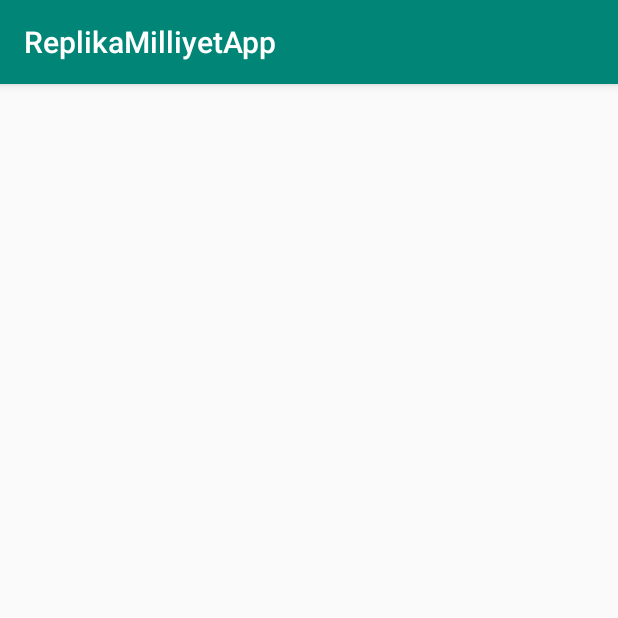
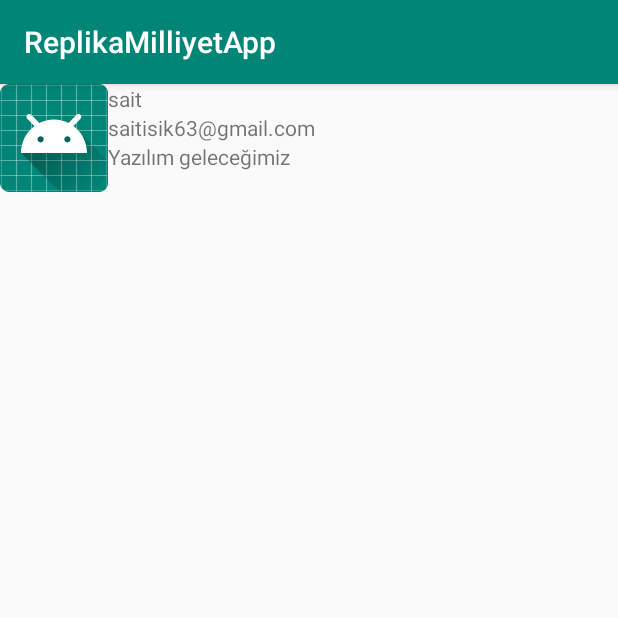
Before and after one commit to girisimci/ReplikaMilliyetApp, an Android app: the screen it shows after launch (MainActivity), on a phone screen of 412 x 824 dp, the top half of it. Run offline under Robolectric (Android 15) with nearby library versions, the phone set to English and light mode, and no system bars.

Commit message:
Sample app created

```diff
--- a/app/build.gradle
+++ b/app/build.gradle
@@ -32,4 +32,5 @@ dependencies {
     testImplementation 'junit:junit:4.12'
     androidTestImplementation 'androidx.test.ext:junit:1.1.1'
     androidTestImplementation 'androidx.test.espresso:espresso-core:3.2.0'
+    implementation 'androidx.recyclerview:recyclerview:1.1.0'
 }
--- a/app/src/main/AndroidManifest.xml
+++ b/app/src/main/AndroidManifest.xml
@@ -9,7 +9,7 @@
         android:roundIcon="@mipmap/ic_launcher_round"
         android:supportsRtl="true"
         android:theme="@style/AppTheme">
-        <activity android:name=".MainActivity">
+        <activity android:name=".ui.MainActivity">
             <intent-filter>
                 <action android:name="android.intent.action.MAIN" />
 
--- a/app/src/main/java/com/example/replikamilliyetapp/MainActivity.kt
+++ /dev/null
@@ -1,12 +0,0 @@
-package com.example.replikamilliyetapp
-
-import android.os.Bundle
-import androidx.appcompat.app.AppCompatActivity
-
-class MainActivity : AppCompatActivity() {
-
-    override fun onCreate(savedInstanceState: Bundle?) {
-        super.onCreate(savedInstanceState)
-        setContentView(R.layout.activity_main)
-    }
-}
--- /dev/null
+++ b/app/src/main/java/com/example/replikamilliyetapp/ui/MainActivity.kt
@@ -0,0 +1,24 @@
+package com.example.replikamilliyetapp.ui
+
+import android.os.Bundle
+import androidx.appcompat.app.AppCompatActivity
+import androidx.recyclerview.widget.LinearLayoutManager
+import com.example.replikamilliyetapp.R
+import com.example.replikamilliyetapp.ui.adapter.WriterListAdepter
+import com.example.replikamilliyetapp.ui.mock.mockList
+import kotlinx.android.synthetic.main.activity_main.*
+
+class MainActivity : AppCompatActivity() {
+
+
+    override fun onCreate(savedInstanceState: Bundle?) {
+        super.onCreate(savedInstanceState)
+        setContentView(R.layout.activity_main)
+
+        rcycWriterList.adapter = WriterListAdepter(mockList.getMockedWriterList())
+        rcycWriterList.layoutManager = LinearLayoutManager(this)
+
+
+
+    }
+}
--- /dev/null
+++ b/app/src/main/java/com/example/replikamilliyetapp/ui/adapter/WriterListAdepter.kt
@@ -0,0 +1,22 @@
+package com.example.replikamilliyetapp.ui.adapter
+
+import android.view.ViewGroup
+import androidx.recyclerview.widget.RecyclerView
+import com.example.replikamilliyetapp.ui.model.WriterModel
+
+class WriterListAdepter(val writerList: List<WriterModel>) :
+    RecyclerView.Adapter<WriterListViewHolder>() {
+    override fun onCreateViewHolder(parent: ViewGroup, viewType: Int): WriterListViewHolder {
+        return WriterListViewHolder(parent)
+    }
+
+    override fun getItemCount(): Int {
+        return writerList.size
+    }
+
+    override fun onBindViewHolder(holder: WriterListViewHolder, position: Int) {
+        holder.bind(writerList[position])
+    }
+
+
+}
--- /dev/null
+++ b/app/src/main/java/com/example/replikamilliyetapp/ui/adapter/WriterListViewHolder.kt
@@ -0,0 +1,36 @@
+package com.example.replikamilliyetapp.ui.adapter
+
+import android.view.LayoutInflater
+import android.view.ViewGroup
+import android.widget.ImageView
+import android.widget.TextView
+import androidx.recyclerview.widget.RecyclerView
+import com.example.replikamilliyetapp.R
+import com.example.replikamilliyetapp.ui.model.WriterModel
+
+class WriterListViewHolder(container: ViewGroup) :
+    RecyclerView.ViewHolder(
+        LayoutInflater.from(container.context).inflate
+            (
+            R.layout.adap_item_writer_list,
+            container,
+            false
+        )
+    ) {
+
+
+    val txtWriterName: TextView = itemView.findViewById(R.id.txtWriterName)
+    val txtWriterEmail: TextView = itemView.findViewById(R.id.txtWriterEmail)
+    val txtWriteTitle: TextView = itemView.findViewById(R.id.txtWriteTitle)
+    val imgProfilePhoto: ImageView = itemView.findViewById(R.id.imgProfilePhoto)
+
+
+    fun bind(writerModel: WriterModel) {
+
+        txtWriterName.text = writerModel.writerName
+        txtWriterEmail.text = writerModel.writerEmail
+        txtWriteTitle.text = writerModel.writeTitle
+
+    }
+
+}
--- /dev/null
+++ b/app/src/main/java/com/example/replikamilliyetapp/ui/mock/mockList.kt
@@ -0,0 +1,42 @@
+package com.example.replikamilliyetapp.ui.mock
+
+import com.example.replikamilliyetapp.ui.model.WriterModel
+
+object mockList {
+    fun getMockedWriterList(): List<WriterModel> {
+
+        val writerModel = WriterModel(
+            "fömas",
+            "sait",
+            "saitisik63@gmail.com",
+            "Yazılım geleceğimiz"
+        )
+        val writerList: ArrayList<WriterModel> = ArrayList()
+
+        writerList.add(writerModel)
+        writerList.add(writerModel)
+        writerList.add(writerModel)
+        writerList.add(writerModel)
+        writerList.add(writerModel)
+        writerList.add(writerModel)
+        writerList.add(writerModel)
+        writerList.add(writerModel)
+        writerList.add(writerModel)
+        writerList.add(writerModel)
+        writerList.add(writerModel)
+        writerList.add(writerModel)
+        writerList.add(writerModel)
+        writerList.add(writerModel)
+        writerList.add(writerModel)
+        writerList.add(writerModel)
+        writerList.add(writerModel)
+        writerList.add(writerModel)
+        writerList.add(writerModel)
+        writerList.add(writerModel)
+        writerList.add(writerModel)
+        writerList.add(writerModel)
+
+        return writerList
+
+    }
+}
--- /dev/null
+++ b/app/src/main/java/com/example/replikamilliyetapp/ui/model/WriterModel.kt
@@ -0,0 +1,8 @@
+package com.example.replikamilliyetapp.ui.model
+
+data class WriterModel(
+    val profilePhotoLink: String,
+    val writerName: String,
+    val writerEmail: String,
+    val writeTitle: String
+)
--- a/app/src/main/res/layout/activity_main.xml
+++ b/app/src/main/res/layout/activity_main.xml
@@ -3,5 +3,9 @@
     android:layout_width="match_parent"
     android:layout_height="match_parent">
 
+    <androidx.recyclerview.widget.RecyclerView
+        android:id="@+id/rcycWriterList"
+        android:layout_width="match_parent"
+        android:layout_height="match_parent" />
 
 </FrameLayout>
--- /dev/null
+++ b/app/src/main/res/layout/adap_item_writer_list.xml
@@ -0,0 +1,39 @@
+<?xml version="1.0" encoding="utf-8"?>
+<LinearLayout xmlns:android="http://schemas.android.com/apk/res/android"
+    android:layout_width="match_parent"
+    android:layout_height="match_parent"
+    android:orientation="horizontal">
+
+    <ImageView
+        android:id="@+id/imgProfilePhoto"
+        android:layout_width="wrap_content"
+        android:layout_height="wrap_content"
+        android:background="@mipmap/ic_launcher" />
+
+    <LinearLayout
+        android:layout_width="match_parent"
+        android:layout_height="wrap_content"
+        android:orientation="vertical">
+
+        <TextView
+            android:id="@+id/txtWriterName"
+            android:layout_width="match_parent"
+            android:layout_height="wrap_content"
+            android:text="Neinbabe" />
+
+        <TextView
+            android:id="@+id/txtWriterEmail"
+            android:layout_width="match_parent"
+            android:layout_height="wrap_content"
+            android:text="neinbabe@gmail.com" />
+
+        <TextView
+            android:id="@+id/txtWriteTitle"
+            android:layout_width="match_parent"
+            android:layout_height="wrap_content"
+            android:text="Codemy ile Android Öğreniyorum" />
+
+
+    </LinearLayout>
+
+</LinearLayout>
```
